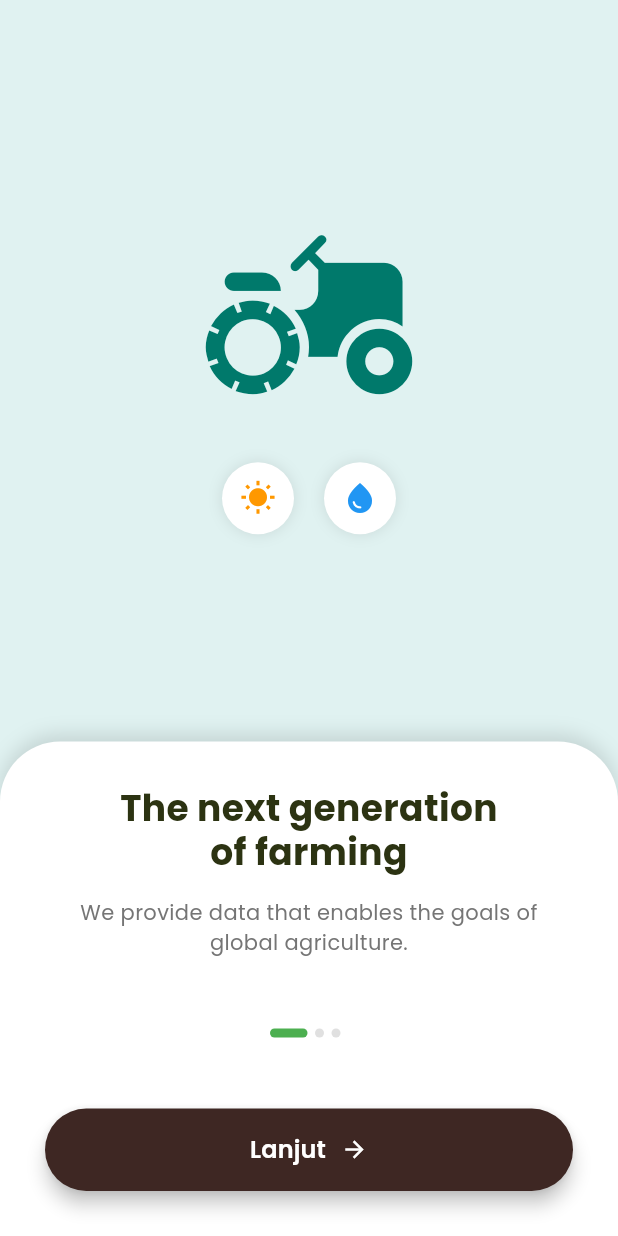
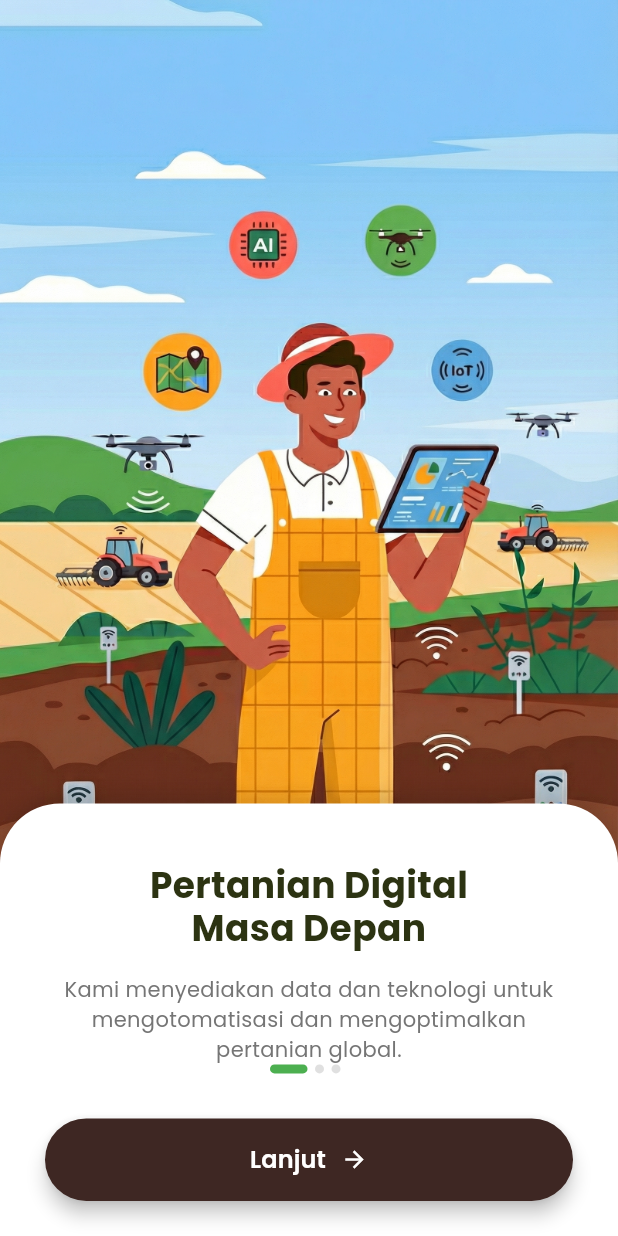
Before and after one commit to LintangNov/SiagaTani, a Flutter app: the screen it shows after launch, on a phone screen of 412 x 824 dp. Run offline on Flutter 3.47's test engine with Material 3 defaults, Android fonts, the light colour scheme and no system bars; our stand-ins replace cloud_firestore, firebase_core, flutter_map, geocoding, geolocator, get and 3 more; accounts and stored records are empty.

Commit message:
add onboarding image and update onboarding screen layout

```diff
--- a/lib/view/on_boarding.dart
+++ b/lib/view/on_boarding.dart
@@ -1,7 +1,6 @@
 import 'package:flutter/material.dart';
-import 'package:google_fonts/google_fonts.dart'; // Pastikan sudah add package google_fonts
+import 'package:google_fonts/google_fonts.dart';
 import 'package:siaga_tani/view/main_screen.dart';
-import 'package:siaga_tani/view/question.dart'; // Karena kamu pakai GetX di projectmu
 import 'package:get/get.dart';
 
 class OnboardingScreen extends StatefulWidget {
@@ -12,40 +11,44 @@ class OnboardingScreen extends StatefulWidget {
 }
 
 class _OnboardingScreenState extends State<OnboardingScreen> {
-  // Controller untuk PageView
   final PageController _pageController = PageController(initialPage: 0);
   int _currentPage = 0;
 
-  // Data untuk setiap slide (Bisa diganti gambar aset kamu nanti)
   final List<Map<String, dynamic>> _onboardingData = [
     {
-      "title": "The next generation\nof farming",
-      "desc": "We provide data that enables the goals of global agriculture.",
-      "icon": Icons.agriculture_rounded, // Ganti dengan path image kamu
+      "title": "Pertanian Digital\nMasa Depan",
+      "desc": "Kami menyediakan data dan teknologi untuk mengotomatisasi dan mengoptimalkan pertanian global.",
+      // Pastikan nama file sesuai dengan di folder assets/images/
+      "icon": 'assets/images/onboarding_1.jpg',
     },
     {
       "title": "Monitor your crops\nin real-time",
       "desc": "Get instant insights about weather and pest predictions.",
-      "icon": Icons.bar_chart_rounded,
+      // Ganti dengan file gambar slide 2
+      "icon": 'assets/images/onboarding_1.jpg',
     },
     {
       "title": "Connect with\nlocal farmers",
       "desc": "Share knowledge and resources with the community.",
-      "icon": Icons.people_alt_rounded,
+      // Ganti dengan file gambar slide 3
+      "icon": 'assets/images/onboarding_1.jpg',
     },
   ];
 
   @override
   Widget build(BuildContext context) {
+    // Dapatkan tinggi layar untuk perhitungan posisi
+    final screenHeight = MediaQuery.of(context).size.height;
+
     return Scaffold(
-      // Warna background atas (Langit/Hijau muda)
+      // Warna background utama
       backgroundColor: const Color(0xFFE0F2F1),
-      body: SafeArea(
-        child: Column(
+      body: Stack(
         children: [
-            // --- BAGIAN ATAS: ILUSTRASI / GAMBAR ---
-            Expanded(
-              flex: 3,
+          // --- LAPISAN 1 (Belakang): PageView Gambar ---
+          // Kita posisikan dia memenuhi layar, tapi kita akan atur paddingnya
+          // agar gambarnya berada di bagian atas.
+          Positioned.fill(
             child: PageView.builder(
               controller: _pageController,
               onPageChanged: (value) {
@@ -55,35 +58,29 @@ class _OnboardingScreenState extends State<OnboardingScreen> {
               },
               itemCount: _onboardingData.length,
               itemBuilder: (context, index) {
-                  return Column(
-                    mainAxisAlignment: MainAxisAlignment.center,
-                    children: [
-                      // Ganti Icon ini dengan Image.asset('assets/...') nanti
-                      Icon(
+                // Gunakan Container untuk mengatur posisi gambar
+                return Container(
+                  // Beri padding atas agar tidak nabrak status bar
+                  // padding: const EdgeInsets.only(top: 80, bottom: 250),
+                  alignment: Alignment.topCenter,
+                  child: Image.asset(
                     _onboardingData[index]['icon'],
-                        size: 150,
-                        color: Colors.teal[700],
+                    // Atur tinggi gambar relatif terhadap layar (misal 40%)
+                    // height: screenHeight * 0.4,
+                    fit: BoxFit.fitWidth,
                   ),
-                      const SizedBox(height: 20),
-                      // Hiasan lingkaran kecil (opsional, biar mirip desain)
-                      Row(
-                        mainAxisAlignment: MainAxisAlignment.center,
-                        children: [
-                          _buildFloatingIcon(Icons.wb_sunny, Colors.orange),
-                          const SizedBox(width: 20),
-                          _buildFloatingIcon(Icons.water_drop, Colors.blue),
-                        ],
-                      ),
-                    ],
                 );
               },
             ),
           ),
 
-            // --- BAGIAN BAWAH: TEXT & TOMBOL (KARTU PUTIH) ---
-            Expanded(
-              flex: 2,
+          // --- LAPISAN 2 (Depan): Kartu Putih (Teks & Tombol) ---
+          // Gunakan Align untuk menempelkannya di bagian bawah
+          Align(
+            alignment: Alignment.bottomCenter,
             child: Container(
+              // Atur tinggi kartu putih (misal 45% dari tinggi layar)
+              height: screenHeight * 0.35,
               width: double.infinity,
               decoration: const BoxDecoration(
                 color: Colors.white,
@@ -100,11 +97,9 @@ class _OnboardingScreenState extends State<OnboardingScreen> {
                 ],
               ),
               child: Padding(
-                  padding: const EdgeInsets.symmetric(
-                    horizontal: 30,
-                    vertical: 30,
-                  ),
+                padding: const EdgeInsets.fromLTRB(30, 40, 30, 30),
                 child: Column(
+                  mainAxisSize: MainAxisSize.min, // Agar column hanya setinggi kontennya
                   children: [
                     // Judul
                     Text(
@@ -113,9 +108,7 @@ class _OnboardingScreenState extends State<OnboardingScreen> {
                       style: GoogleFonts.poppins(
                         fontSize: 24,
                         fontWeight: FontWeight.bold,
-                          color: const Color(
-                            0xFF2C3312,
-                          ), // Warna hijau tua dark
+                        color: const Color(0xFF2C3312),
                         height: 1.2,
                       ),
                     ),
@@ -131,7 +124,7 @@ class _OnboardingScreenState extends State<OnboardingScreen> {
                       ),
                     ),
 
-                      const Spacer(),
+                    const Spacer(), // Spacer akan mendorong konten ke atas/bawah
 
                     // Indikator Slide (Titik-titik)
                     Row(
@@ -142,31 +135,21 @@ class _OnboardingScreenState extends State<OnboardingScreen> {
                       ),
                     ),
 
-                      const Spacer(),
+                    const SizedBox(height: 30), // Jarak antara dot dan tombol
 
-                      // Tombol Get Started
+                    // Tombol
                     SizedBox(
                       width: double.infinity,
                       height: 55,
                       child: ElevatedButton(
                         onPressed: () {
-                            // Aksi kalau tombol ditekan
                           if (_currentPage == _onboardingData.length - 1) {
-                              // --- BAGIAN INI YANG DIGANTI ---
-                              // Menggunakan Get.off() supaya user gak bisa kembali (back) ke onboarding lagi
-                              // Get.off(
-                              //   () => const QuestionnaireScreen(),
-                              //   transition: Transition
-                              //       .rightToLeft, // Tambah animasi biar transisinya halus
-                              //   duration: const Duration(milliseconds: 500),
-                              // );
                             Get.offAll(
                               () => const MainScreen(),
                               transition: Transition.fade,
                               duration: const Duration(milliseconds: 500),
                             );
                           } else {
-                              // Kalau belum, geser ke halaman berikutnya
                             _pageController.nextPage(
                               duration: const Duration(milliseconds: 300),
                               curve: Curves.easeIn,
@@ -174,9 +157,7 @@ class _OnboardingScreenState extends State<OnboardingScreen> {
                           }
                         },
                         style: ElevatedButton.styleFrom(
-                            backgroundColor: const Color(
-                              0xFF3E2723,
-                            ), // Coklat tua kayak di gambar
+                          backgroundColor: const Color(0xFF3E2723),
                           shape: RoundedRectangleBorder(
                             borderRadius: BorderRadius.circular(30),
                           ),
@@ -196,10 +177,7 @@ class _OnboardingScreenState extends State<OnboardingScreen> {
                               ),
                             ),
                             const SizedBox(width: 10),
-                              const Icon(
-                                Icons.arrow_forward,
-                                color: Colors.white,
-                              ),
+                            const Icon(Icons.arrow_forward, color: Colors.white),
                           ],
                         ),
                       ),
@@ -211,17 +189,15 @@ class _OnboardingScreenState extends State<OnboardingScreen> {
           ),
         ],
       ),
-      ),
     );
   }
 
-  // Widget kecil untuk membuat dot indicator
   Widget _buildDot(int index) {
     return AnimatedContainer(
       duration: const Duration(milliseconds: 200),
       margin: const EdgeInsets.only(right: 5),
       height: 6,
-      width: _currentPage == index ? 25 : 6, // Kalau aktif jadi panjang
+      width: _currentPage == index ? 25 : 6,
       decoration: BoxDecoration(
         color: _currentPage == index
             ? const Color(0xFF4CAF50)
@@ -230,19 +206,4 @@ class _OnboardingScreenState extends State<OnboardingScreen> {
       ),
     );
   }
-
-  // Widget hiasan icon bulat
-  Widget _buildFloatingIcon(IconData icon, Color color) {
-    return Container(
-      padding: const EdgeInsets.all(12),
-      decoration: BoxDecoration(
-        color: Colors.white,
-        shape: BoxShape.circle,
-        boxShadow: [
-          BoxShadow(color: Colors.black.withOpacity(0.1), blurRadius: 8),
-        ],
-      ),
-      child: Icon(icon, color: color),
-    );
 }
-}
--- a/pubspec.yaml
+++ b/pubspec.yaml
@@ -69,7 +69,8 @@ flutter:
   uses-material-design: true
 
   # To add assets to your application, add an assets section, like this:
-  # assets:
+  assets:
+    - assets/images/
   #   - images/a_dot_burr.jpeg
   #   - images/a_dot_ham.jpeg
 
```
Also changed, not shown: assets/images/onboarding_1.jpg (added), lib/view/question.dart (line endings or trailing spaces). Lines whose indentation alone changed are shown as unchanged.
